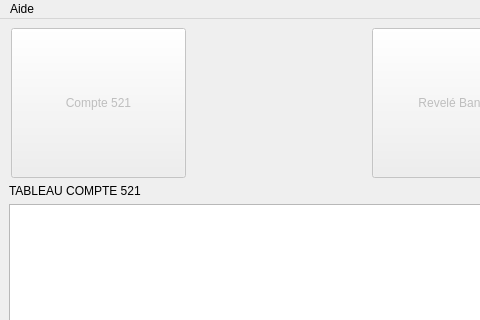
The window that mainwindow.ui (frchrist/rp-auto) describes before a commit, drawn with Qt 5; both pictures show x 0 to 480 and y 0 to 320 of the 1256 by 603 pixel window.
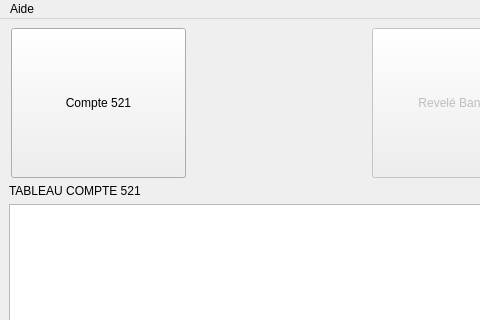
The same window after the commit. Icons and pictures are not drawn.

Commit message: enable by default the 521 button

Patch:
```diff
--- a/mainwindow.ui
+++ b/mainwindow.ui
@@ -32,7 +32,7 @@
       <item>
        <widget class="QPushButton" name="pushButton">
         <property name="enabled">
-         <bool>false</bool>
+         <bool>true</bool>
         </property>
         <property name="minimumSize">
          <size>
```
The commit also changes 1 other file.
